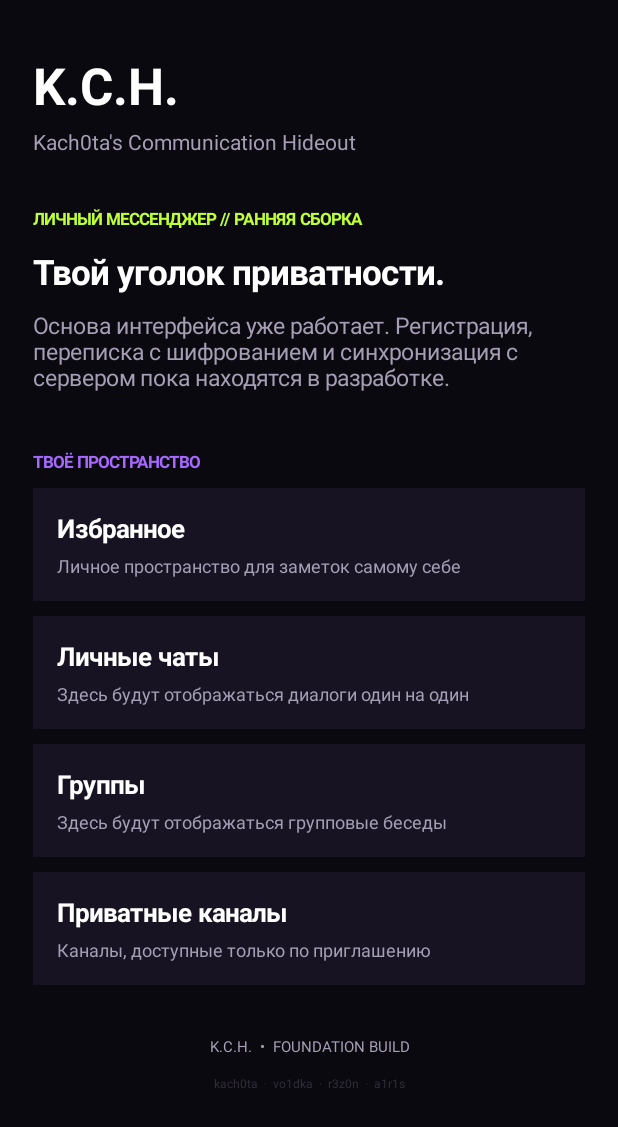
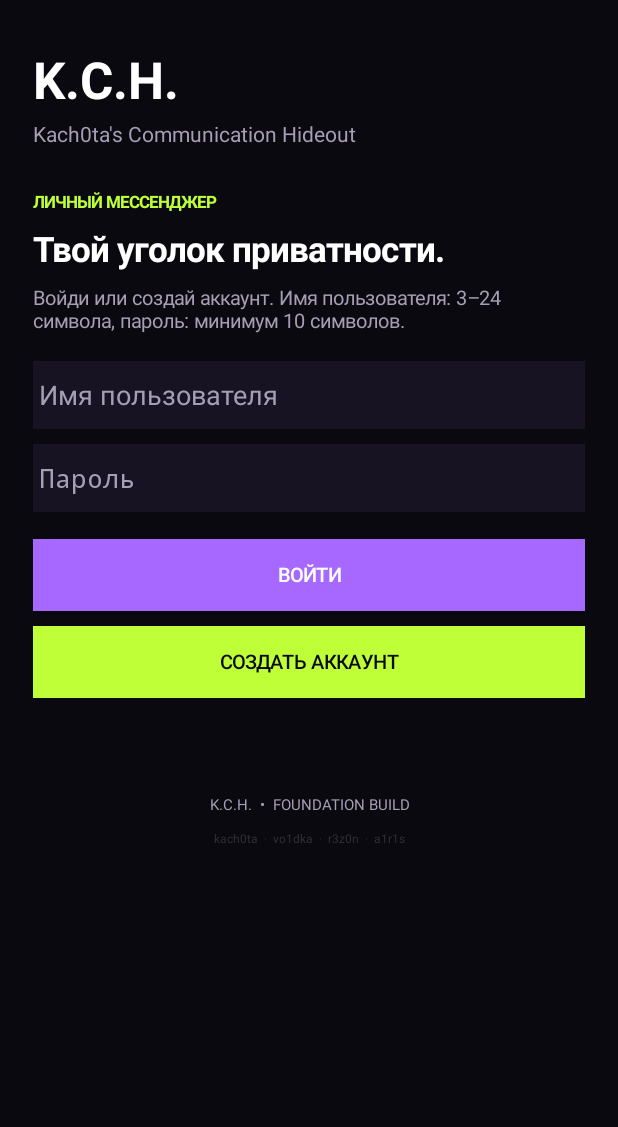
Before and after one commit to kach0ta/KCH, an Android app: the screen it shows after launch (MainActivity), on a phone screen of 412 x 824 dp. Shown: the top 1127 px of the screen. Run offline under Robolectric (Android 15) with nearby library versions, the phone set to English and light mode, and no system bars.

Commit message:
feat(android): connect account flow and chat list to API

```diff
--- a/app/src/main/java/com/kach0ta/kch/MainActivity.java
+++ b/app/src/main/java/com/kach0ta/kch/MainActivity.java
@@ -6,86 +6,138 @@ import android.graphics.Typeface;
 import android.os.Bundle;
 import android.view.Gravity;
 import android.view.View;
+import android.view.inputmethod.InputMethodManager;
+import android.content.Context;
+import android.content.SharedPreferences;
+import android.widget.Button;
+import android.widget.EditText;
 import android.widget.LinearLayout;
 import android.widget.ScrollView;
 import android.widget.TextView;
+import org.json.JSONArray;
+import org.json.JSONObject;
+import java.io.BufferedReader;
+import java.io.InputStream;
+import java.io.InputStreamReader;
+import java.io.OutputStream;
+import java.net.HttpURLConnection;
+import java.net.URL;
+import java.nio.charset.StandardCharsets;
+import java.util.concurrent.ExecutorService;
+import java.util.concurrent.Executors;
 
 public final class MainActivity extends Activity {
-    private static final int BG = Color.rgb(10, 9, 15);
-    private static final int PANEL = Color.rgb(23, 19, 34);
-    private static final int PURPLE = Color.rgb(166, 104, 255);
-    private static final int ACID = Color.rgb(190, 255, 55);
-    private static final int MUTED = Color.rgb(165, 158, 180);
+    private static final String API = "https://kch-api.nigdog950.workers.dev";
+    private static final int BG=Color.rgb(10,9,15), PANEL=Color.rgb(23,19,34);
+    private static final int PURPLE=Color.rgb(166,104,255), ACID=Color.rgb(190,255,55), MUTED=Color.rgb(165,158,180);
+    private final ExecutorService io = Executors.newSingleThreadExecutor();
+    private SharedPreferences prefs;
+    private LinearLayout root;
+    private EditText username, password;
+    private TextView status;
 
-    @Override protected void onCreate(Bundle state) {
-        super.onCreate(state);
-        getWindow().setStatusBarColor(BG);
-        getWindow().setNavigationBarColor(BG);
-
-        ScrollView scroll = new ScrollView(this);
-        scroll.setFillViewport(true);
-        scroll.setBackgroundColor(BG);
-        LinearLayout root = new LinearLayout(this);
-        root.setOrientation(LinearLayout.VERTICAL);
-        root.setPadding(dp(22), dp(34), dp(22), dp(28));
-        scroll.addView(root);
-
-        root.addView(label("K.C.H.", 34, Color.WHITE, true));
-        add(root, label("Kach0ta's Communication Hideout", 14, MUTED, false), 5);
-        add(root, label("ЛИЧНЫЙ МЕССЕНДЖЕР // РАННЯЯ СБОРКА", 11, ACID, true), 34);
-        add(root, label("Твой уголок приватности.", 23, Color.WHITE, true), 12);
-        add(root, label("Основа интерфейса уже работает. Регистрация, переписка с шифрованием и синхронизация с сервером пока находятся в разработке.", 15, MUTED, false), 10);
-
-        add(root, label("ТВОЁ ПРОСТРАНСТВО", 11, PURPLE, true), 38);
-        root.addView(card("Избранное", "Личное пространство для заметок самому себе"));
-        root.addView(card("Личные чаты", "Здесь будут отображаться диалоги один на один"));
-        root.addView(card("Группы", "Здесь будут отображаться групповые беседы"));
-        root.addView(card("Приватные каналы", "Каналы, доступные только по приглашению"));
-
-        TextView footer = label("K.C.H.  •  FOUNDATION BUILD", 10, MUTED, false);
-        footer.setGravity(Gravity.CENTER);
-        add(root, footer, 34);
-
-        TextView credits = label("kach0ta  ·  vo1dka  ·  r3z0n  ·  a1r1s", 8, Color.rgb(83, 78, 94), false);
-        credits.setGravity(Gravity.CENTER);
-        credits.setAlpha(0.55f);
-        add(root, credits, 12);
-        setContentView(scroll);
+    @Override public void onCreate(Bundle b) {
+        super.onCreate(b);
+        prefs=getSharedPreferences("kch_session",MODE_PRIVATE);
+        getWindow().setStatusBarColor(BG); getWindow().setNavigationBarColor(BG);
+        if (prefs.getString("token",null)!=null) loadChats(); else showAuth();
     }
 
-    private View card(String title, String description) {
-        LinearLayout box = new LinearLayout(this);
-        box.setOrientation(LinearLayout.VERTICAL);
-        box.setPadding(dp(16), dp(15), dp(16), dp(15));
-        box.setBackgroundColor(PANEL);
-        LinearLayout.LayoutParams p = params();
-        p.topMargin = dp(10);
-        box.setLayoutParams(p);
-        box.addView(label(title, 17, Color.WHITE, true));
-        add(box, label(description, 12, MUTED, false), 5);
-        return box;
+    private void base(String subtitle) {
+        ScrollView scroll=new ScrollView(this); scroll.setFillViewport(true); scroll.setBackgroundColor(BG);
+        root=new LinearLayout(this); root.setOrientation(LinearLayout.VERTICAL); root.setPadding(dp(22),dp(30),dp(22),dp(24));
+        scroll.addView(root); setContentView(scroll);
+        root.addView(label("K.C.H.",34,Color.WHITE,true));
+        add(root,label("Kach0ta's Communication Hideout",14,MUTED,false),4);
+        add(root,label(subtitle,11,ACID,true),28);
     }
 
-    private TextView label(String value, int size, int color, boolean bold) {
-        TextView v = new TextView(this);
-        v.setText(value);
-        v.setTextSize(size);
-        v.setTextColor(color);
-        if (bold) v.setTypeface(Typeface.DEFAULT, Typeface.BOLD);
-        return v;
+    private void showAuth() {
+        base("ЛИЧНЫЙ МЕССЕНДЖЕР");
+        add(root,label("Твой уголок приватности.",23,Color.WHITE,true),8);
+        add(root,label("Войди или создай аккаунт. Имя пользователя: 3–24 символа, пароль: минимум 10 символов.",13,MUTED,false),8);
+        username=new EditText(this); username.setSingleLine(true); username.setHint("Имя пользователя"); username.setTextColor(Color.WHITE); username.setHintTextColor(MUTED); username.setBackgroundColor(PANEL); add(root,username,18);
+        password=new EditText(this); password.setSingleLine(true); password.setHint("Пароль"); password.setInputType(129); password.setTextColor(Color.WHITE); password.setHintTextColor(MUTED); password.setBackgroundColor(PANEL); add(root,password,10);
+        Button login=button("ВОЙТИ",PURPLE); add(root,login,18);
+        Button register=button("СОЗДАТЬ АККАУНТ",ACID); add(root,register,10);
+        status=label("",13,MUTED,false); add(root,status,14);
+        login.setOnClickListener(v->authenticate(false)); register.setOnClickListener(v->authenticate(true));
+        footer();
     }
 
-    private void add(LinearLayout parent, View child, int top) {
-        LinearLayout.LayoutParams p = params();
-        p.topMargin = dp(top);
-        parent.addView(child, p);
+    private void authenticate(boolean create) {
+        String name=username.getText().toString().trim(), pass=password.getText().toString();
+        if(name.isEmpty()||pass.isEmpty()){ showStatus("Заполни оба поля."); return; }
+        hideKeyboard();
+        JSONObject body=new JSONObject();
+        try { body.put("username",name); body.put("password",pass); } catch(Exception ignored) {}
+        showStatus("Подключаемся к серверу…");
+        io.execute(()->{
+            try {
+                JSONObject result=request("POST",create?"/v1/auth/register":"/v1/auth/login",body,null);
+                String token=result.getString("token");
+                prefs.edit().putString("token",token).putString("username",name.toLowerCase()).apply();
+                runOnUiThread(this::loadChats);
+            } catch(Exception e){ runOnUiThread(()->showStatus(message(e))); }
+        });
     }
 
-    private LinearLayout.LayoutParams params() {
-        return new LinearLayout.LayoutParams(-1, -2);
+    private void loadChats() {
+        base("ТВОЁ ПРОСТРАНСТВО");
+        add(root,label("Загрузка диалогов…",14,MUTED,false),12);
+        io.execute(()->{
+            try {
+                JSONObject data=request("GET","/v1/conversations",null,prefs.getString("token",null));
+                JSONArray chats=data.optJSONArray("conversations");
+                runOnUiThread(()->renderChats(chats==null?new JSONArray():chats));
+            } catch(Exception e) {
+                runOnUiThread(()->{
+                    if(message(e).contains("unauthorized")) { prefs.edit().remove("token").apply(); showAuth(); }
+                    else { base("ОШИБКА СОЕДИНЕНИЯ"); add(root,label(message(e),14,MUTED,false),12); add(root,button("ПОВТОРИТЬ",PURPLE),16); ((Button)root.getChildAt(root.getChildCount()-1)).setOnClickListener(v->loadChats()); footer(); }
+                });
+            }
+        });
     }
 
-    private int dp(int n) {
-        return (int)(n * getResources().getDisplayMetrics().density + 0.5f);
+    private void renderChats(JSONArray chats) {
+        base("ТВОЁ ПРОСТРАНСТВО");
+        add(root,label("Привет, "+prefs.getString("username","")+".",20,Color.WHITE,true),8);
+        add(root,label("Список чатов",12,PURPLE,true),20);
+        if(chats.length()==0) add(root,label("Пока здесь пусто. Для начала нужен второй аккаунт и созданный диалог.",14,MUTED,false),10);
+        for(int i=0;i<chats.length();i++){
+            JSONObject c=chats.optJSONObject(i); if(c==null)continue;
+            String kind=c.optString("kind","chat"), title=c.optString("title","");
+            if(title.isEmpty()) title=kind.equals("direct")?"Личный чат":kind.equals("group")?"Группа":"Приватный канал";
+            root.addView(card(title,kind+" · "+c.optString("role","member")));
+        }
+        Button refresh=button("ОБНОВИТЬ",PURPLE); add(root,refresh,20); refresh.setOnClickListener(v->loadChats());
+        Button logout=button("ВЫЙТИ ИЗ АККАУНТА",PANEL); add(root,logout,10);
+        logout.setOnClickListener(v->{prefs.edit().clear().apply();showAuth();});
+        footer();
     }
+
+    private JSONObject request(String method,String path,JSONObject body,String token) throws Exception {
+        HttpURLConnection c=(HttpURLConnection)new URL(API+path).openConnection();
+        c.setRequestMethod(method); c.setConnectTimeout(15000); c.setReadTimeout(15000);
+        c.setRequestProperty("Accept","application/json");
+        if(token!=null)c.setRequestProperty("Authorization","Bearer "+token);
+        if(body!=null){c.setDoOutput(true);c.setRequestProperty("Content-Type","application/json; charset=utf-8");try(OutputStream o=c.getOutputStream()){o.write(body.toString().getBytes(StandardCharsets.UTF_8));}}
+        int code=c.getResponseCode(); InputStream in=code>=200&&code<300?c.getInputStream():c.getErrorStream();
+        StringBuilder text=new StringBuilder(); try(BufferedReader r=new BufferedReader(new InputStreamReader(in,StandardCharsets.UTF_8))){String line;while((line=r.readLine())!=null)text.append(line);}
+        c.disconnect(); JSONObject out=new JSONObject(text.toString());
+        if(code<200||code>=300)throw new Exception(out.optString("error","HTTP "+code));
+        return out;
+    }
+
+    private void showStatus(String s){if(status!=null)status.setText(s);}
+    private String message(Exception e){String m=e.getMessage();return m==null?"Не удалось связаться с сервером.":m;}
+    private void hideKeyboard(){try{((InputMethodManager)getSystemService(Context.INPUT_METHOD_SERVICE)).hideSoftInputFromWindow(password.getWindowToken(),0);}catch(Exception ignored){}}
+    private Button button(String s,int color){Button b=new Button(this);b.setText(s);b.setTextColor(color==ACID?BG:Color.WHITE);b.setTextSize(13);b.setAllCaps(false);b.setBackgroundColor(color);return b;}
+    private View card(String title,String sub){LinearLayout box=new LinearLayout(this);box.setOrientation(1);box.setPadding(dp(15),dp(14),dp(15),dp(14));box.setBackgroundColor(PANEL);LinearLayout.LayoutParams p=params();p.topMargin=dp(9);box.setLayoutParams(p);box.addView(label(title,16,Color.WHITE,true));add(box,label(sub,11,MUTED,false),4);return box;}
+    private void footer(){TextView f=label("K.C.H.  •  FOUNDATION BUILD",10,MUTED,false);f.setGravity(Gravity.CENTER);add(root,f,32);TextView c=label("kach0ta  ·  vo1dka  ·  r3z0n  ·  a1r1s",8,Color.rgb(83,78,94),false);c.setGravity(Gravity.CENTER);c.setAlpha(.55f);add(root,c,10);}
+    private TextView label(String s,int size,int color,boolean bold){TextView t=new TextView(this);t.setText(s);t.setTextSize(size);t.setTextColor(color);if(bold)t.setTypeface(Typeface.DEFAULT,Typeface.BOLD);return t;}
+    private void add(LinearLayout p,View v,int top){LinearLayout.LayoutParams lp=params();lp.topMargin=dp(top);p.addView(v,lp);}
+    private LinearLayout.LayoutParams params(){return new LinearLayout.LayoutParams(-1,-2);}
+    private int dp(int n){return (int)(n*getResources().getDisplayMetrics().density+.5f);}
+    @Override protected void onDestroy(){super.onDestroy();io.shutdown();}
 }
```
